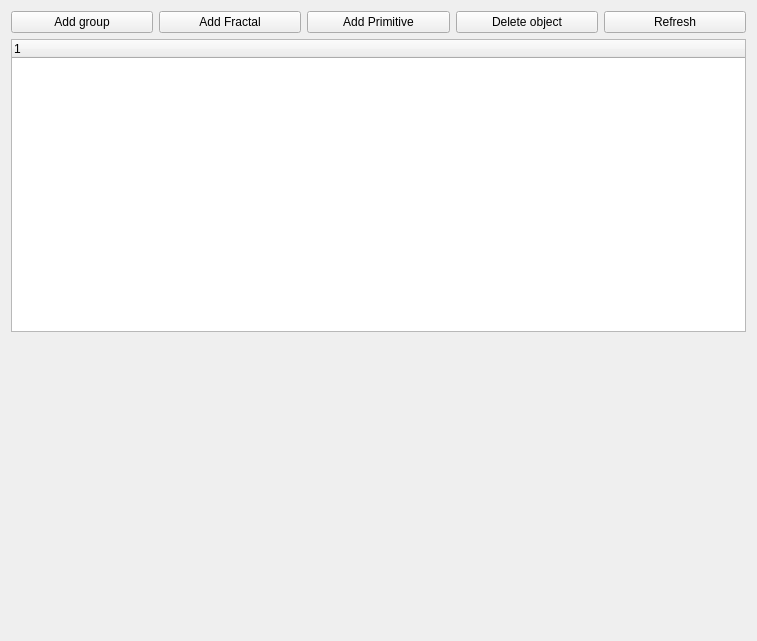
Old version of the form mandelbulber2/qt/objects_tree_widget.ui in the repository buddhi1980/mandelbulber2.
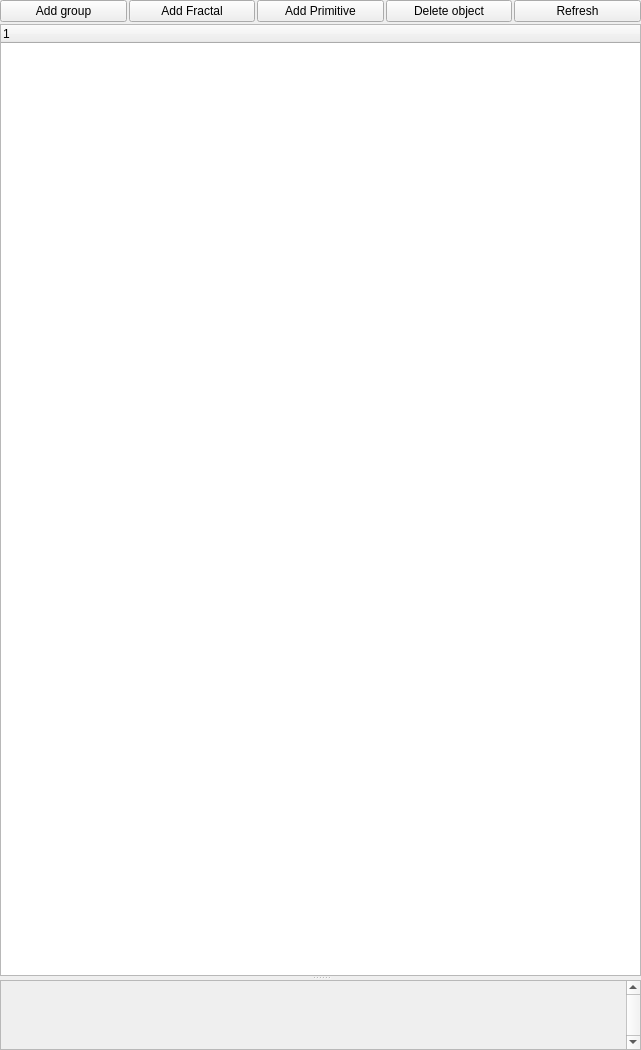
New version of the form.

Commit message: Corrected layout of Object Tree widgets

```diff
--- a/mandelbulber2/qt/objects_tree_widget.ui
+++ b/mandelbulber2/qt/objects_tree_widget.ui
@@ -6,16 +6,34 @@
    <rect>
     <x>0</x>
     <y>0</y>
-    <width>757</width>
-    <height>641</height>
+    <width>641</width>
+    <height>1050</height>
    </rect>
   </property>
   <property name="windowTitle">
    <string>Form</string>
   </property>
-  <layout class="QVBoxLayout" name="verticalLayout">
+  <layout class="QVBoxLayout" name="verticalLayout" stretch="0,1">
+   <property name="spacing">
+    <number>2</number>
+   </property>
+   <property name="leftMargin">
+    <number>0</number>
+   </property>
+   <property name="topMargin">
+    <number>0</number>
+   </property>
+   <property name="rightMargin">
+    <number>0</number>
+   </property>
+   <property name="bottomMargin">
+    <number>0</number>
+   </property>
     <item>
      <layout class="QHBoxLayout" name="horizontalLayout">
+     <property name="spacing">
+      <number>2</number>
+     </property>
       <item>
        <widget class="QPushButton" name="pushButton_add_group">
         <property name="text">
@@ -54,22 +72,65 @@
     </layout>
    </item>
    <item>
-    <widget class="QTreeWidget" name="treeWidget_objects">
-     <column>
-      <property name="text">
-       <string notr="true">1</string>
-      </property>
-     </column>
-    </widget>
-   </item>
-   <item>
-    <widget class="QWidget" name="widget_editor_area" native="true">
+    <widget class="QSplitter" name="splitter">
      <property name="sizePolicy">
-      <sizepolicy hsizetype="Preferred" vsizetype="MinimumExpanding">
+      <sizepolicy hsizetype="MinimumExpanding" vsizetype="Preferred">
        <horstretch>0</horstretch>
        <verstretch>0</verstretch>
       </sizepolicy>
      </property>
+     <property name="orientation">
+      <enum>Qt::Vertical</enum>
+     </property>
+     <property name="childrenCollapsible">
+      <bool>false</bool>
+     </property>
+     <widget class="QTreeWidget" name="treeWidget_objects">
+      <property name="dragEnabled">
+       <bool>true</bool>
+      </property>
+      <property name="indentation">
+       <number>10</number>
+      </property>
+      <column>
+       <property name="text">
+        <string notr="true">1</string>
+       </property>
+      </column>
+     </widget>
+     <widget class="QScrollArea" name="scrollArea">
+      <property name="verticalScrollBarPolicy">
+       <enum>Qt::ScrollBarAlwaysOn</enum>
+      </property>
+      <property name="sizeAdjustPolicy">
+       <enum>QAbstractScrollArea::AdjustToContents</enum>
+      </property>
+      <property name="widgetResizable">
+       <bool>true</bool>
+      </property>
+      <widget class="QWidget" name="scrollAreaWidgetContents">
+       <layout class="QVBoxLayout" name="verticalLayout_2">
+        <property name="spacing">
+         <number>2</number>
+        </property>
+        <property name="leftMargin">
+         <number>2</number>
+        </property>
+        <property name="topMargin">
+         <number>2</number>
+        </property>
+        <property name="rightMargin">
+         <number>2</number>
+        </property>
+        <property name="bottomMargin">
+         <number>2</number>
+        </property>
+        <item>
+         <widget class="QWidget" name="widget_editor_area" native="true"/>
+        </item>
+       </layout>
+      </widget>
+     </widget>
     </widget>
    </item>
   </layout>
```
Lines whose indentation alone changed are shown as unchanged. The commit also changes 2 other files.
